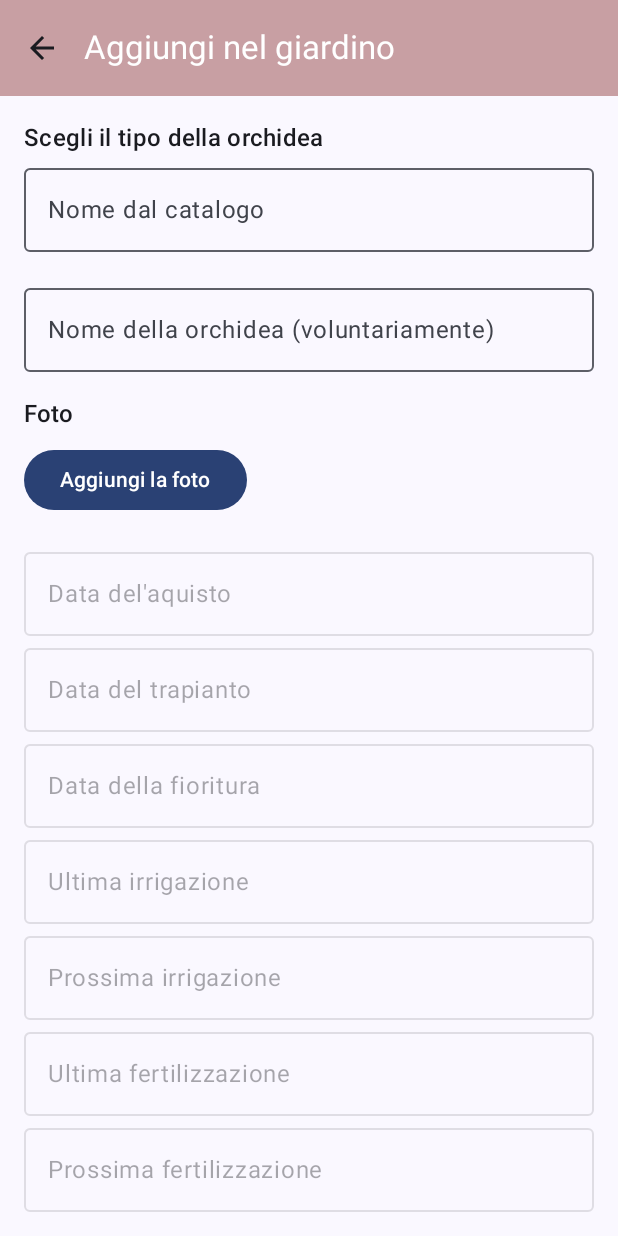
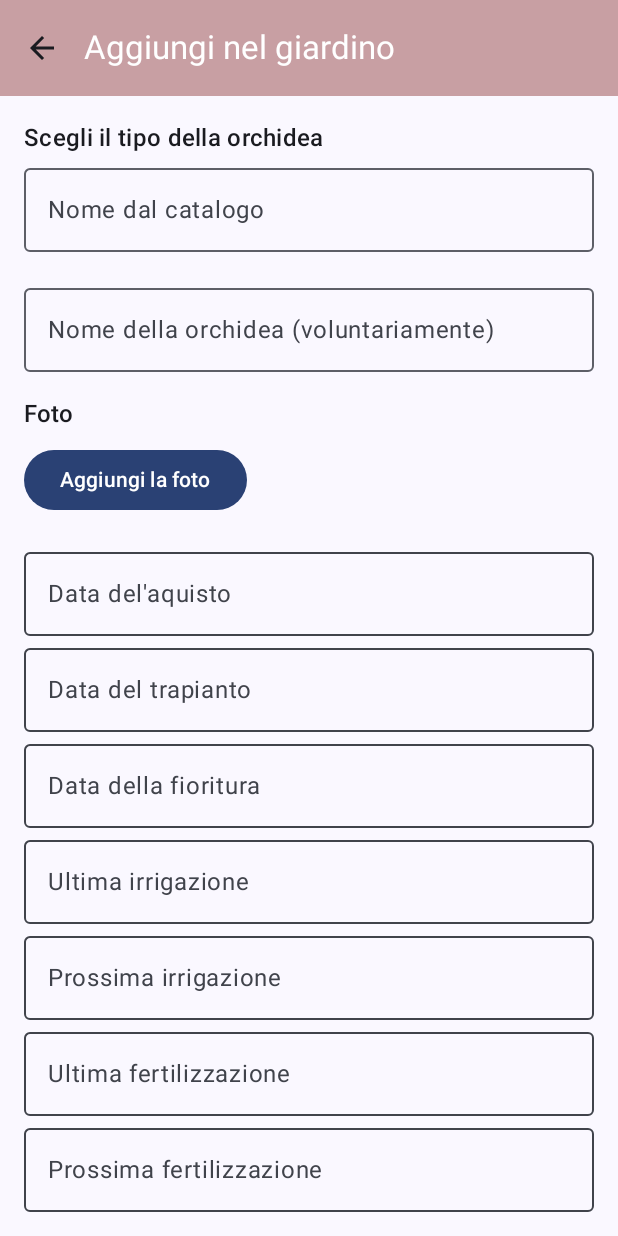
Before and after one commit to AnastasiaZyryanov/OrchidEase00, an Android app built with Jetpack Compose: the AddToGardenScreen screen opened through its navigation route, on a phone screen of 412 x 824 dp. Run offline under Robolectric (Android 15) with nearby library versions, the phone set to English and light mode, and no system bars; our stand-ins replace Room's generated code; pictures from the network do not load.

Commit message:
small changes (save button, add_orchid and edit_orchid screens)

```diff
--- a/app/src/main/java/com/example/orchidease00/ui/SharedUi.kt
+++ b/app/src/main/java/com/example/orchidease00/ui/SharedUi.kt
@@ -4,34 +4,25 @@ import android.app.Activity
 import android.content.Context
 import android.graphics.Bitmap
 import androidx.compose.foundation.clickable
-import androidx.compose.foundation.interaction.MutableInteractionSource
 import androidx.compose.foundation.layout.Box
 import androidx.compose.foundation.layout.fillMaxWidth
 import androidx.compose.material3.OutlinedTextField
+import androidx.compose.material3.TextFieldDefaults
 import androidx.compose.material3.Text
 import androidx.compose.runtime.Composable
 import androidx.compose.runtime.remember
 import androidx.compose.ui.Modifier
 import java.time.LocalDate
 import android.net.Uri
-import android.util.Log
-import androidx.activity.compose.ManagedActivityResultLauncher
-import androidx.activity.compose.rememberLauncherForActivityResult
-import androidx.activity.result.PickVisualMediaRequest
-import androidx.activity.result.contract.ActivityResultContracts
-import androidx.compose.foundation.background
-import androidx.compose.foundation.border
 import androidx.compose.foundation.layout.*
-import androidx.compose.foundation.lazy.LazyRow
-import androidx.compose.foundation.lazy.items
-import androidx.compose.foundation.shape.CircleShape
 import androidx.compose.foundation.shape.RoundedCornerShape
 import androidx.compose.foundation.text.KeyboardActions
 import androidx.compose.foundation.text.KeyboardOptions
 import androidx.compose.material.icons.Icons
 import androidx.compose.material.icons.filled.Delete
-import androidx.compose.material.icons.filled.Refresh
 import androidx.compose.material3.*
+
+
 import androidx.compose.runtime.*
 import androidx.compose.runtime.snapshots.SnapshotStateList
 import androidx.compose.ui.Alignment
@@ -39,17 +30,13 @@ import androidx.compose.ui.draw.clip
 import androidx.compose.ui.graphics.Color
 import androidx.compose.ui.platform.LocalContext
 import androidx.compose.ui.platform.LocalFocusManager
-import androidx.compose.ui.res.painterResource
 import androidx.compose.ui.text.input.ImeAction
 import androidx.compose.ui.unit.dp
-import coil.compose.AsyncImage
-import coil.compose.SubcomposeAsyncImage
-import coil.compose.SubcomposeAsyncImageContent
 import androidx.compose.foundation.Image
 import androidx.compose.ui.graphics.asImageBitmap
-import androidx.compose.ui.graphics.painter.BitmapPainter
-import androidx.compose.ui.platform.LocalContext
 import android.graphics.BitmapFactory
+import androidx.compose.foundation.interaction.MutableInteractionSource
+import androidx.compose.foundation.interaction.PressInteraction
 import androidx.compose.ui.graphics.ImageBitmap
 
 import java.util.*
@@ -170,60 +157,14 @@ fun OrchidPhotoManager(
 
 @Composable
 fun OrchidPhotoManager(
-    //imageUris: List<Uri>,
     imagePath: String,
     tempImageUri: Uri?,
     onImagesChanged: (String) -> Unit,
-    //onImagesChanged: (List<Uri>) -> Unit,
     onPickImagesClicked: () -> Unit
 ) {
     Column {
         Text("Foto", style = MaterialTheme.typography.titleMedium)
-
-        /*
-        LazyRow {
-            items(imageUris) { uri ->
-                Box(modifier = Modifier.padding(4.dp)) {
-                    val context = LocalContext.current
-                    val bitmap = remember(uri) {
-                        try {
-                            val inputStream = context.contentResolver.openInputStream(uri)
-                            BitmapFactory.decodeStream(inputStream)?.asImageBitmap()
-                        } catch (e: Exception) {
-                            Log.e("ImageLoad", "Error loading image", e)
-                            null
-                        }
-                    }
-
-                    if (bitmap != null) {
-                        Image(
-                            painter = BitmapPainter(bitmap),
-                            contentDescription = null,
-                            modifier = Modifier
-                                .size(100.dp)
-                                .clip(RoundedCornerShape(8.dp))
-                                .border(1.dp, Color.Gray)
-                        )
-                    } else {
-                        Box(
-                            modifier = Modifier
-                                .size(100.dp)
-                                .background(Color.LightGray),
-                            contentAlignment = Alignment.Center
-                        ) {
-                            Icon(Icons.Default.Refresh, contentDescription = "Error")
-                        }
-                    }
-                    IconButton(
-                        onClick = { onImagesChanged(imageUris - uri) },
-                        modifier = Modifier.align(Alignment.TopEnd)
-                    ) {
-                        Icon(Icons.Default.Delete, contentDescription = "Delete")
-                    }
-                }
-            }
-        }
-         */
+            /*
         if (imagePath.isNotEmpty()) {
             val bitmap = rememberBitmapFromPath(imagePath)
             if (bitmap != null) {
@@ -235,7 +176,7 @@ fun OrchidPhotoManager(
             } else {
                 Text("Non riuscito caricare l'imagine")
             }
-        }
+        }*/
 
         if (imagePath.isNotEmpty() || tempImageUri != null) {
             Box(modifier = Modifier.padding(4.dp)) {
@@ -351,7 +292,7 @@ fun saveImageToInternalStorage(context: Context, uri: Uri): String? {
     }
 }
 
-
+/*
 @Composable
 fun DateField(label: String, value: LocalDate?, onClick: () -> Unit) {
     val interactionSource = remember { MutableInteractionSource() }
@@ -372,7 +313,44 @@ fun DateField(label: String, value: LocalDate?, onClick: () -> Unit) {
             enabled = false  // per non aprire la tastiera
         )
     }
+}*/
+
+@Composable
+fun DateField(
+    label: String,
+    date: LocalDate?,
+    onClick: () -> Unit
+) {
+    val text = date?.toString() ?: ""
+    val interactionSource = remember { MutableInteractionSource() }
+
+    OutlinedTextField(
+        value = text,
+        onValueChange = {},
+        label = { Text(label) },
+        readOnly = true,
+        enabled = true,
+        interactionSource = interactionSource,
+        modifier = Modifier.fillMaxWidth(),
+        colors = TextFieldDefaults.colors(
+            focusedTextColor = Color.Black,
+            unfocusedTextColor = Color.Black,
+            disabledTextColor = Color.Black,
+            focusedContainerColor = Color.Transparent,
+            unfocusedContainerColor = Color.Transparent,
+            disabledContainerColor = Color.Transparent
+        )
+    )
+
+    LaunchedEffect(interactionSource) {
+        interactionSource.interactions.collect { interaction ->
+            if (interaction is PressInteraction.Release) {
+                onClick()
+            }
+        }
+    }
 }
+
 
 @Composable
 fun rememberDatePickerLauncher(): (onDateSelected: (LocalDate) -> Unit) -> Unit {
```
Also changed, not shown: app/src/main/java/com/example/orchidease00/ui/EditOrchidScreen.kt (+31 -17 lines).
